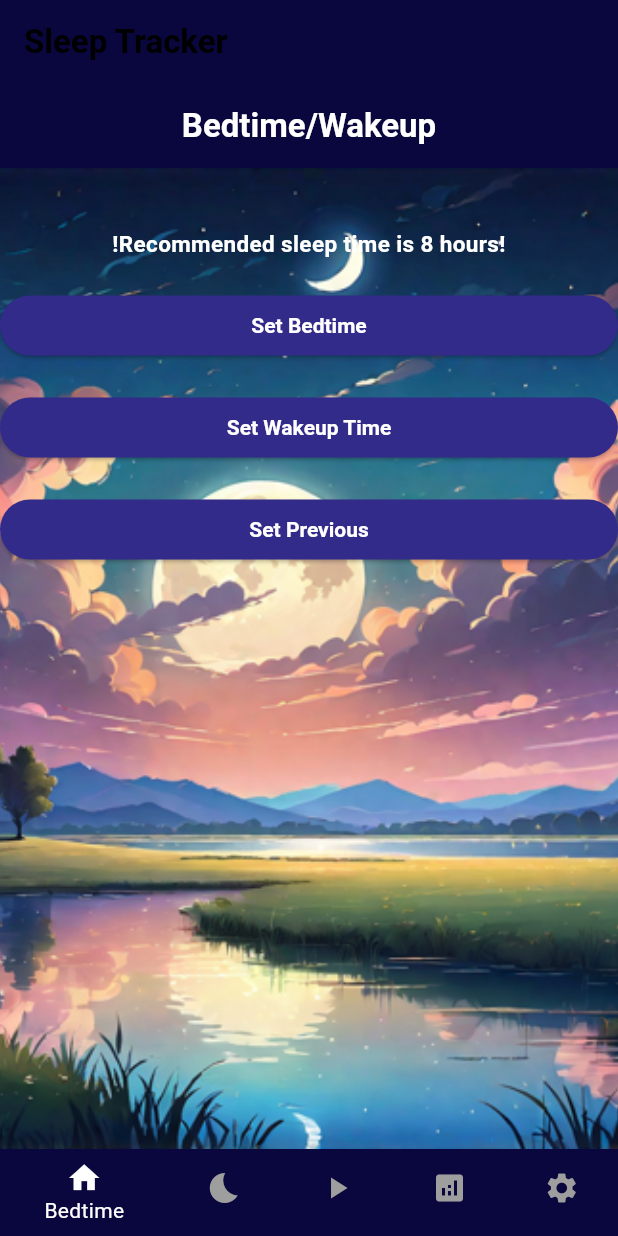
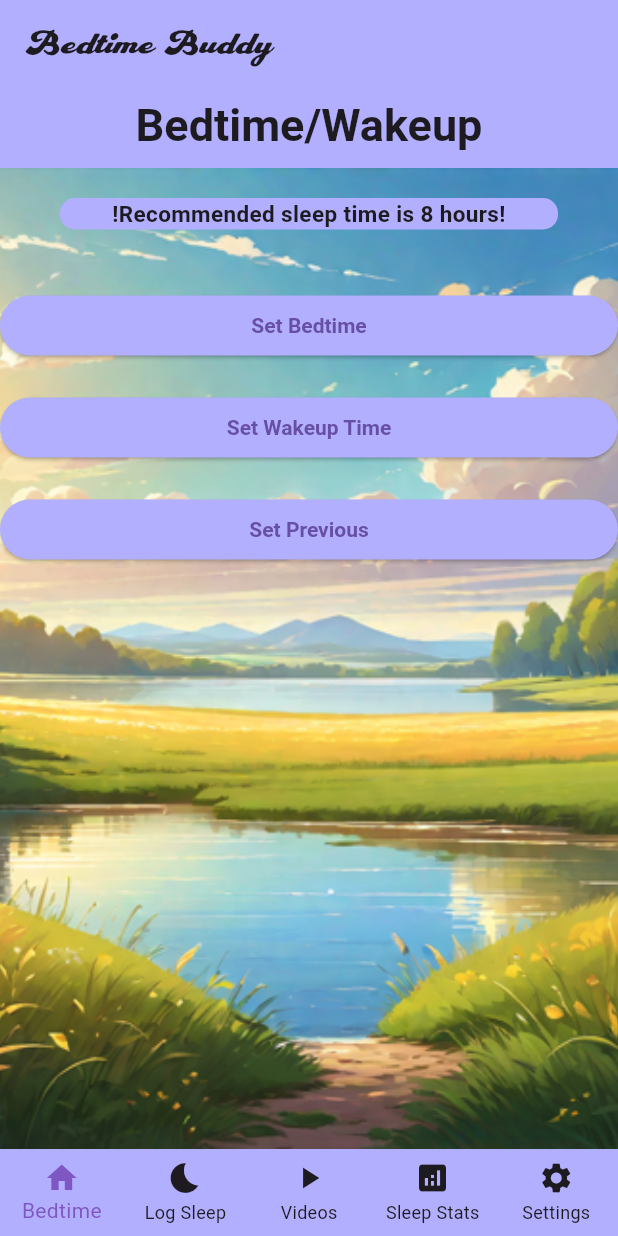
Before and after one commit to ellaMyler/Bedtime_Buddy, a Flutter app: the screen it shows after launch, on a phone screen of 412 x 824 dp. Run offline on Flutter 3.47's test engine with Material 3 defaults, Android fonts, the phone set to English and light mode, and no system bars; our stand-ins replace awesome_notifications, firebase_core, firebase_database, theme_provider, video_player; missing offline and left inert: alarm, app_settings; accounts and stored records are empty.

Commit message:
Darkmode now has images and more color!
If you think you can come up with a better color for everything then you can mess around with the colors in main.dart

```diff
--- a/lib/app_ui.dart
+++ b/lib/app_ui.dart
@@ -1,13 +1,11 @@
 import 'package:flutter/material.dart';
+import 'package:theme_provider/theme_provider.dart';
 import 'bedtime_page.dart';
 import 'log_sleep_page.dart';
+import 'main.dart';
 import 'stats_page.dart';
 import 'settings_page.dart';
 import 'videos_page.dart';
-
-//Contains the UI settings for the app.
-//Changes to the UI are done here
-
 
 class MainScreen extends StatefulWidget {
   const MainScreen({Key? key}) : super(key: key);
@@ -20,7 +18,6 @@ class _MainScreenState extends State<MainScreen> {
   int _selectedIndex = 0;
 
   static const List<Widget> _widgetOptions = <Widget>[
-    //Separated Classes located in their respective files
     BedtimePage(),
     LogSleepPage(),
     VideosPage(),
@@ -34,27 +31,28 @@ class _MainScreenState extends State<MainScreen> {
     });
   }
 
-  //Widget responsible for button UI
   @override
   Widget build(BuildContext context) {
     return Scaffold(
       appBar: AppBar(
         title: const Text(
-            'Sleep Tracker',
-        style: TextStyle(color: Colors.black, fontWeight: FontWeight.bold),
-
-      ),
-        backgroundColor: Color.fromRGBO(9, 7, 61, 1),
+          'Bedtime Buddy',
+          style: TextStyle(fontWeight: FontWeight.w300, fontFamily: 'plastun'),
+        ),
+        centerTitle: false,
+        backgroundColor:
+        ThemeProvider.optionsOf<MyThemeOptions>(context).backgroundColor,
       ),
       body: Center(
         child: _widgetOptions.elementAt(_selectedIndex),
       ),
       bottomNavigationBar: BottomNavigationBar(
+        backgroundColor:
+        ThemeProvider.optionsOf<MyThemeOptions>(context).backgroundColor,
         items: const <BottomNavigationBarItem>[
           BottomNavigationBarItem(
             icon: Icon(Icons.home),
             label: 'Bedtime',
-            backgroundColor: Color.fromRGBO(9, 7, 61, 1),
           ),
           BottomNavigationBarItem(
             icon: Icon(Icons.bedtime),
@@ -74,9 +72,9 @@ class _MainScreenState extends State<MainScreen> {
           ),
         ],
         currentIndex: _selectedIndex,
-        selectedItemColor: Colors.white,
-        unselectedItemColor: Colors.grey,
-
+        selectedItemColor: Colors.deepPurple[400],
+        unselectedItemColor: Theme.of(context).textTheme.caption!.color,
+        type: BottomNavigationBarType.fixed,
         onTap: _onItemTapped,
       ),
     );
--- a/lib/bedtime_page.dart
+++ b/lib/bedtime_page.dart
@@ -1,7 +1,8 @@
 import 'package:flutter/material.dart';
 import 'package:sleep_tracker/database.dart';
-import 'notification_maker.dart';
-import 'alarm_setter.dart';
+import 'package:theme_provider/theme_provider.dart';
+import 'main.dart';
+
 
 class BedtimePage extends StatefulWidget {
   const BedtimePage({Key? key}) : super(key: key);
@@ -18,24 +19,22 @@ class _BedtimePageState extends State<BedtimePage> {
 
   @override
   Widget build(BuildContext context) {
+    String currentTheme = ThemeProvider.themeOf(context).id;
     return Scaffold(
       appBar: AppBar(
         title: const Text(
           'Bedtime/Wakeup',
-          style: TextStyle(
-            color: Colors.white,
-            fontWeight: FontWeight.bold,
-          ),
+          style: TextStyle(fontSize: 30, fontWeight: FontWeight.bold)
         ),
         centerTitle: true,
-        backgroundColor: Color.fromRGBO(9, 7, 61, 1),
+        backgroundColor: ThemeProvider.optionsOf<MyThemeOptions>(context).backgroundColor,
       ),
       body: Stack(
         children: [
           Container(
             decoration: BoxDecoration(
               image: DecorationImage(
-                image: AssetImage("images/agile_moonlit_background.png"),
+                image: AssetImage('images/$currentTheme.png'),
                 fit: BoxFit.cover,
               ),
             ),
@@ -44,16 +43,21 @@ class _BedtimePageState extends State<BedtimePage> {
             child: Column(
               crossAxisAlignment: CrossAxisAlignment.stretch,
               children: [
-                const Padding(
-                  padding: EdgeInsets.only(top: 40.0),
-                  child: Text(
-                    '!Recommended sleep time is 8 hours!',
-                    style: TextStyle(
-                      fontWeight: FontWeight.bold,
-                      fontSize: 15,
-                      color: Colors.white,
+                Padding(
+                  padding: const EdgeInsets.symmetric(vertical: 20.0, horizontal: 40.0), // Adjust padding values as needed
+                  child: Container(
+                    decoration: BoxDecoration(
+                      borderRadius: BorderRadius.circular(10), // Optional: Add border radius for rounded corners
+                      color: ThemeProvider.optionsOf<MyThemeOptions>(context).backgroundColor, // Optional: Change background color
                     ),
-                    textAlign: TextAlign.center,
+                    child: const Text(
+                      '!Recommended sleep time is 8 hours!',
+                      style: TextStyle(
+                        fontWeight: FontWeight.bold,
+                        fontSize: 15,
+                      ),
+                      textAlign: TextAlign.center,
+                    ),
                   ),
                 ),
                 SizedBox(height: 20),
@@ -66,22 +70,19 @@ class _BedtimePageState extends State<BedtimePage> {
                 }),
                 SizedBox(height: 20),
                 _buildButton('Set Previous', () {
-                  // Implement functionality or remove if not needed
+
                 }),
                 if (bedtime != null && wakeupTime != null)
                   Column(
                     children: [
-                      Text(
+                      _buildTextWithBox(
                         'Bedtime: ${_formatTime(bedtime!)} on ${_formatDate(bedtimeDay!)}',
-                        style: TextStyle(color: Colors.white),
                       ),
-                      Text(
+                      _buildTextWithBox(
                         'Wakeup Time: ${_formatTime(wakeupTime!)} on ${_formatDate(wakeupTimeDay!)}',
-                        style: TextStyle(color: Colors.white),
                       ),
-                      Text(
+                      _buildTextWithBox(
                         'You will sleep for ${_calculateSleepDuration(bedtime!, wakeupTime!, bedtimeDay!, wakeupTimeDay!)}',
-                        style: TextStyle(color: Colors.white),
                       ),
                       SizedBox(height: 20),
                       _buildButton('Confirm', () {
@@ -101,16 +102,27 @@ class _BedtimePageState extends State<BedtimePage> {
     );
   }
 
+  Widget _buildTextWithBox(String text) {
+    return Container(
+      decoration: BoxDecoration(
+        color: ThemeProvider.optionsOf<MyThemeOptions>(context).backgroundColor, // Change color as needed
+        borderRadius: BorderRadius.circular(10), // Adjust border radius as needed
+      ),
+      margin: EdgeInsets.symmetric(vertical: 5), // Adjust margin as needed
+      padding: EdgeInsets.all(10), // Adjust padding as needed
+      child: Text(
+        text,
+      ),
+    );
+  }
+
   Widget _buildButton(String text, VoidCallback onPressed) {
     return ElevatedButton(
       onPressed: onPressed,
       child: Text(text),
       style: ButtonStyle(
-        backgroundColor: MaterialStateProperty.all(Color.fromRGBO(51, 43, 138, 1)),
-        foregroundColor: MaterialStateProperty.all(Colors.white),
-        textStyle: MaterialStateProperty.all(
-          TextStyle(fontWeight: FontWeight.bold),
-        ),
+        backgroundColor: MaterialStateProperty.all(ThemeProvider.optionsOf<MyThemeOptions>(context).backgroundColor),
+        textStyle: MaterialStateProperty.all( TextStyle(fontWeight: FontWeight.bold)),
       ),
     );
   }
--- a/lib/main.dart
+++ b/lib/main.dart
@@ -39,9 +39,19 @@ class SleepTrackerApp extends StatelessWidget {
           }
         }
       },
-      themes: <AppTheme>[
-        AppTheme.light(id: 'light'),
-        AppTheme.dark(id: 'dark'),
+      themes: [
+        AppTheme(
+          id: "light",
+          description: "Light Theme",
+          data: ThemeData.light(),
+          options: MyThemeOptions(const Color.fromRGBO(179, 175, 255, 1.0)), // change the color here for light mode!
+        ),
+        AppTheme(
+          id: "dark",
+          description: "Dark Theme",
+          data: ThemeData.dark(),
+          options: MyThemeOptions(const Color.fromRGBO(9, 7, 61, 1)), // change the color here for dark mode!!
+        ),
       ],
       child: Builder(
         builder: (themeContext) => MaterialApp(
@@ -52,3 +62,8 @@ class SleepTrackerApp extends StatelessWidget {
     );
   }
 }
+// used in everything to set dark mode stuff
+class MyThemeOptions implements AppThemeOptions{
+  final Color backgroundColor;
+  MyThemeOptions(this.backgroundColor);
+}
--- a/lib/stats_page.dart
+++ b/lib/stats_page.dart
@@ -2,6 +2,9 @@
 
 import 'package:firebase_database/firebase_database.dart';
 import 'package:flutter/material.dart';
+import 'package:theme_provider/theme_provider.dart';
+
+import 'main.dart';
 
 //Stats Page
 class SleepStatsPage extends StatefulWidget {
@@ -20,6 +23,8 @@ class _SleepStatsPageState extends State<SleepStatsPage> {
     return Scaffold(
         appBar: AppBar(
           title: const Text('Sleep Stats', style: TextStyle(fontSize: 30, fontWeight: FontWeight.bold)),
+          centerTitle: true,
+          backgroundColor: ThemeProvider.optionsOf<MyThemeOptions>(context).backgroundColor,
         ),
         body: SingleChildScrollView(
           child: Column(
```
Also changed, not shown: lib/alarm_page.dart (+29 -10 lines), lib/log_sleep_page.dart (+36 -35 lines), lib/settings_page.dart (+13 -0 lines), lib/videos_page.dart (+36 -12 lines), pubspec.yaml (+9 -3 lines), images/dark.png (renamed from images/agile_moonlit_background.png), images/light.png (renamed from images/agile_sunny_background.png), lib/assets/fonts/plastun.otf (added).
